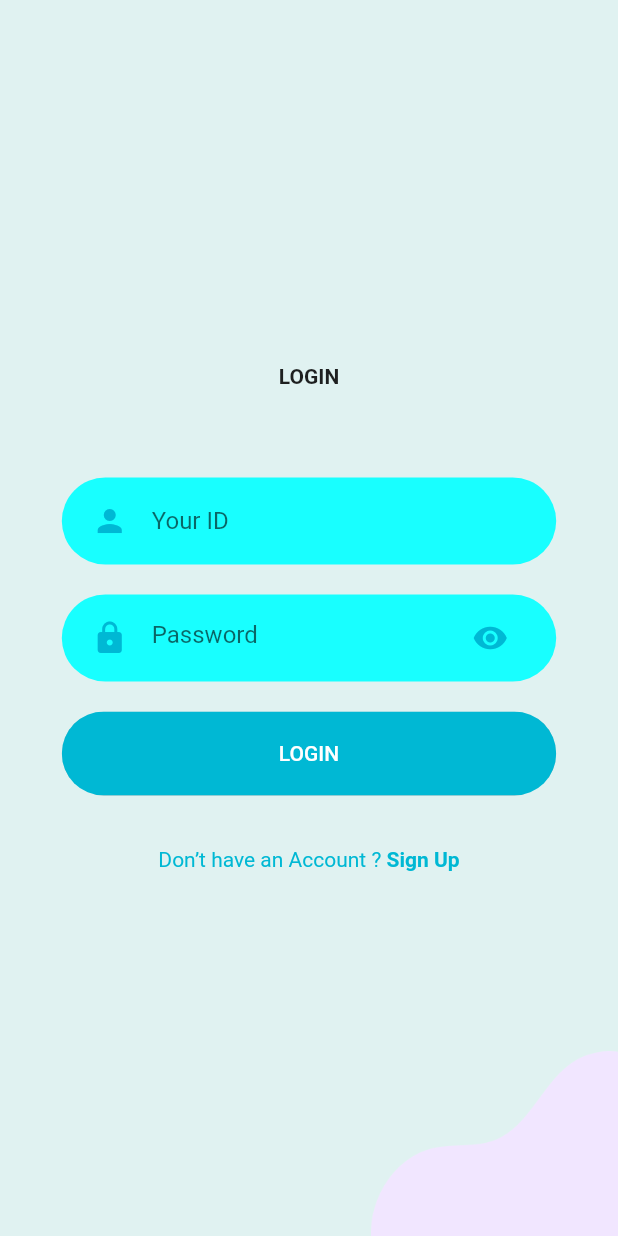
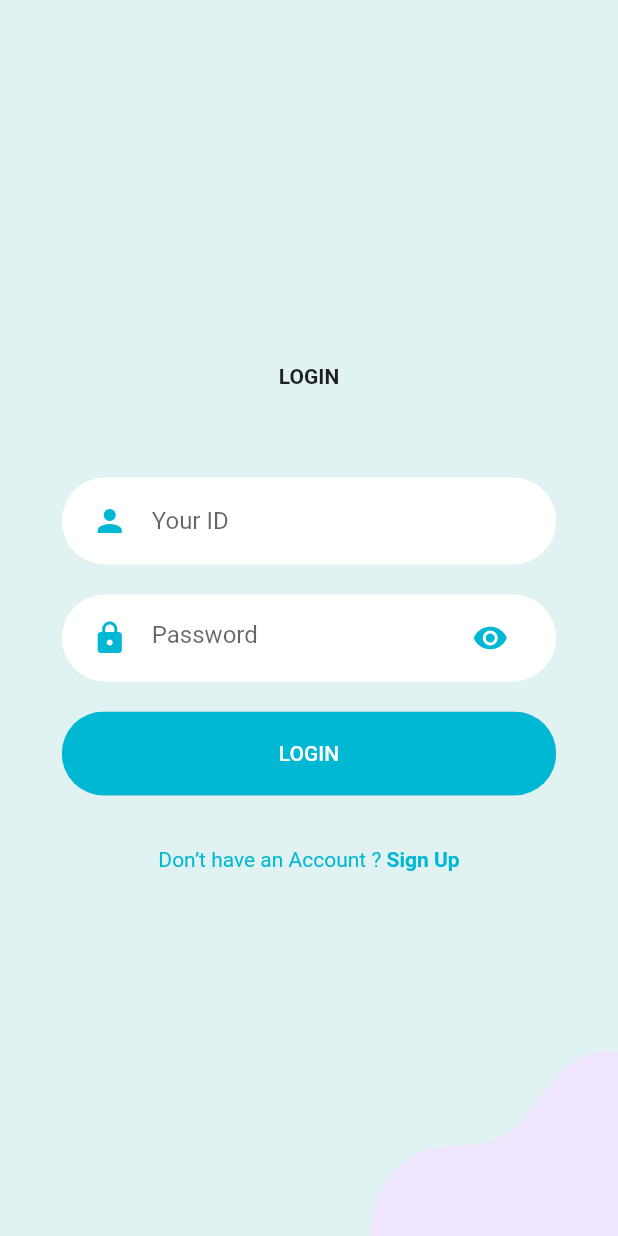
Before and after one commit to saebswaity/flutterapp, a Flutter app: the screen it shows after launch, after a tap on "LOGIN", on a phone screen of 412 x 824 dp. Run offline on Flutter 3.47's test engine with Material 2 defaults, Android fonts, the phone set to English and light mode, and no system bars; our stand-ins replace flutter_spinkit, flutter_svg.

Commit message:
lighprimary key change

```diff
--- a/lib/Screens/Welcome/components/body.dart
+++ b/lib/Screens/Welcome/components/body.dart
@@ -44,7 +44,7 @@ class Body extends StatelessWidget {
             ),
             RoundedButton(
               text: "SIGN UP",
-              color: kPrimaryLightColor,
+              color: kPrimaryLightColor2,
               textColor: Colors.black,
               press: () {
                 Navigator.push(
--- a/lib/constants.dart
+++ b/lib/constants.dart
@@ -1,4 +1,6 @@
+
 import 'package:flutter/material.dart';
 
 const kPrimaryColor = Color(0xff00b8d4);
-const kPrimaryLightColor = Color(0xff18ffff);
+const kPrimaryLightColor2 = Color(0xff18ffff);
+const kPrimaryLightColor = Color(0xffffffff);
```
Also changed, not shown: 2 other files.
